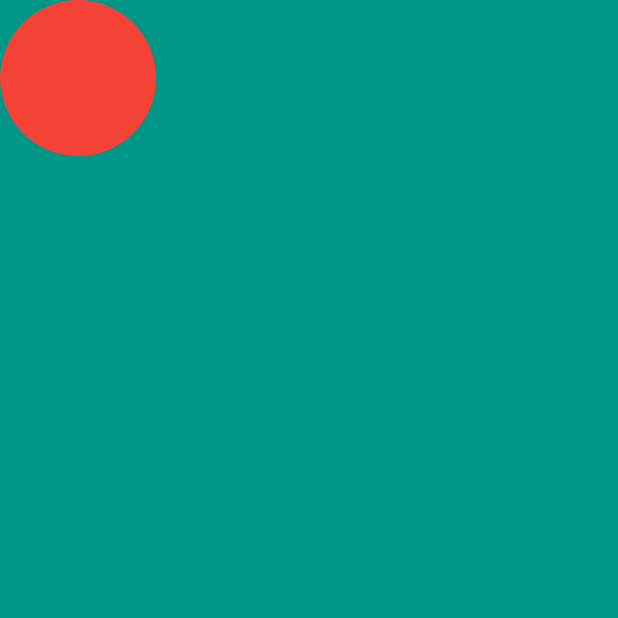
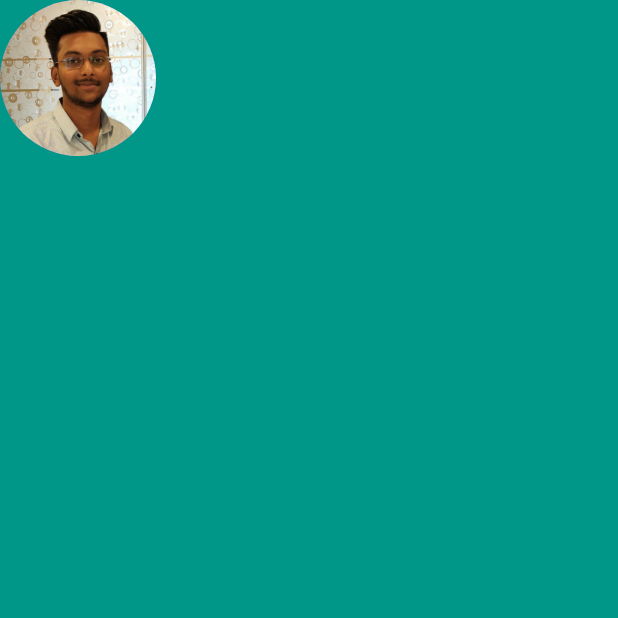
Before and after one commit to yashjain092000/mi_app_flutterorig, a Flutter app: the screen it shows after launch, on a phone screen of 412 x 824 dp, the top half of it. Run offline on Flutter 3.47's test engine with Material 2 defaults, Android fonts, the phone set to English and light mode, and no system bars.

Commit message:
add a background image to the circle

```diff
--- a/lib/main.dart
+++ b/lib/main.dart
@@ -15,7 +15,7 @@ class MyApp extends StatelessWidget {
           child: Column(
             children: <Widget>[
               CircleAvatar(
-                backgroundColor: Colors.red,
+                backgroundImage: AssetImage('images/yash.png'),
                 radius:52.0,
 
 
--- a/pubspec.yaml
+++ b/pubspec.yaml
@@ -16,4 +16,4 @@ dev_dependencies:
 flutter:
   uses-material-design: true
   assets:
-    - images/
+    - images/yash.png
```
